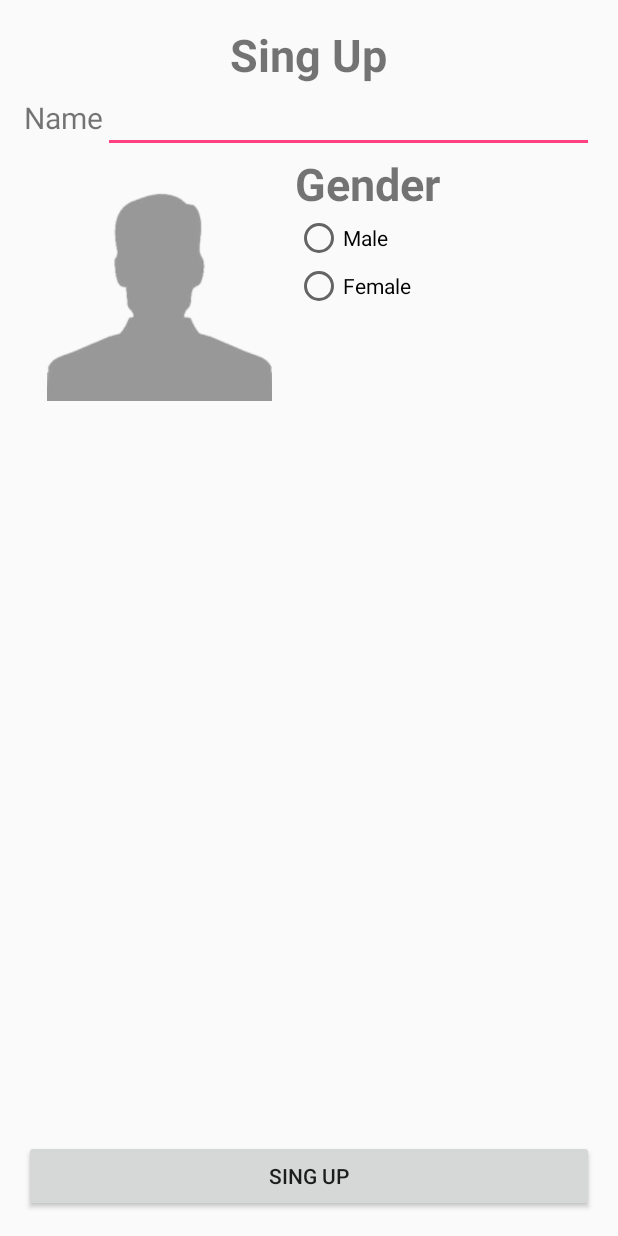
After one commit to sakchaihankuntod/SUT-Friend, an Android app: the SignUpActivity screen opened directly, with no data from a screen before it, on a phone screen of 412 x 824 dp. The commit adds this screen. Run offline under Robolectric (Android 15) with nearby library versions, the phone set to English and light mode, and no system bars.

Commit message:
Sing Up Form

```diff
--- a/app/src/main/AndroidManifest.xml
+++ b/app/src/main/AndroidManifest.xml
@@ -15,6 +15,7 @@
                 <category android:name="android.intent.category.LAUNCHER" />
             </intent-filter>
         </activity>
+        <activity android:name=".SignUpActivity"></activity>
     </application>
 
 </manifest>
--- a/app/src/main/java/sut/lemon/sakchai/sutfriend/MainActivity.java
+++ b/app/src/main/java/sut/lemon/sakchai/sutfriend/MainActivity.java
@@ -1,7 +1,9 @@
 package sut.lemon.sakchai.sutfriend;
 
+import android.content.Intent;
 import android.support.v7.app.AppCompatActivity;
 import android.os.Bundle;
+import android.view.View;
 
 public class MainActivity extends AppCompatActivity {
 
@@ -9,5 +11,11 @@ public class MainActivity extends AppCompatActivity {
     protected void onCreate(Bundle savedInstanceState) {
         super.onCreate(savedInstanceState);
         setContentView(R.layout.activity_main);
+    }//End Main Method
+
+    //GET Event From Clik Button
+    public void clickSignUpMain(View view) {
+        startActivity(new Intent(MainActivity.this,SignUpActivity.class));
     }
-}
+
+}   //End Main Class
--- /dev/null
+++ b/app/src/main/java/sut/lemon/sakchai/sutfriend/SignUpActivity.java
@@ -0,0 +1,15 @@
+package sut.lemon.sakchai.sutfriend;
+
+import android.support.v7.app.AppCompatActivity;
+import android.os.Bundle;
+
+public class SignUpActivity extends AppCompatActivity {
+
+    @Override
+    protected void onCreate(Bundle savedInstanceState) {
+        super.onCreate(savedInstanceState);
+        setContentView(R.layout.activity_sign_up);
+    }//Main Method
+
+
+}//Main Class
--- a/app/src/main/res/layout/activity_main.xml
+++ b/app/src/main/res/layout/activity_main.xml
@@ -12,7 +12,7 @@
     <TextView
         android:layout_width="wrap_content"
         android:layout_height="wrap_content"
-        android:text="Hello World!" />
+        android:text="@string/Welcom" />
 
     <LinearLayout
         android:orientation="horizontal"
@@ -21,15 +21,18 @@
         android:layout_alignParentBottom="true">
 
         <Button
-            android:layout_width="wrap_content"
+            android:layout_width="match_parent"
             android:layout_height="wrap_content"
             android:text="Sing In"
-            android:id="@+id/button" />
+            android:id="@+id/button"
+            android:layout_weight="1" />
 
         <Button
-            android:layout_width="wrap_content"
+            android:layout_width="match_parent"
             android:layout_height="wrap_content"
             android:text="@string/signup"
-            android:id="@+id/button2" />
+            android:id="@+id/button2"
+            android:layout_weight="1"
+            android:onClick="clickSignUpMain" />
     </LinearLayout>
 </RelativeLayout>
--- /dev/null
+++ b/app/src/main/res/layout/activity_sign_up.xml
@@ -0,0 +1,99 @@
+<?xml version="1.0" encoding="utf-8"?>
+<RelativeLayout xmlns:android="http://schemas.android.com/apk/res/android"
+    xmlns:tools="http://schemas.android.com/tools"
+    android:layout_width="match_parent"
+    android:layout_height="match_parent"
+    android:paddingBottom="@dimen/activity_vertical_margin"
+    android:paddingLeft="@dimen/activity_horizontal_margin"
+    android:paddingRight="@dimen/activity_horizontal_margin"
+    android:paddingTop="@dimen/activity_vertical_margin"
+    tools:context="sut.lemon.sakchai.sutfriend.SignUpActivity">
+
+    <Button
+        android:layout_width="match_parent"
+        android:layout_height="wrap_content"
+        android:text="@string/signup"
+        android:id="@+id/button3"
+        android:layout_alignParentBottom="true" />
+
+    <LinearLayout
+        android:orientation="vertical"
+        android:layout_width="match_parent"
+        android:layout_height="wrap_content"
+        android:layout_above="@+id/button3"
+        android:layout_alignParentTop="true">
+
+        <TextView
+            android:layout_width="wrap_content"
+            android:layout_height="wrap_content"
+            android:text="@string/signup"
+            android:id="@+id/textView"
+            android:textSize="@dimen/h1"
+            android:textStyle="bold"
+            android:layout_gravity="center_horizontal" />
+
+        <LinearLayout
+            android:orientation="horizontal"
+            android:layout_width="match_parent"
+            android:layout_height="wrap_content">
+
+            <TextView
+                android:layout_width="wrap_content"
+                android:layout_height="wrap_content"
+                android:text="@string/name"
+                android:id="@+id/textView2"
+                android:textSize="@dimen/h2" />
+
+            <EditText
+                android:layout_width="match_parent"
+                android:layout_height="wrap_content"
+                android:id="@+id/editText" />
+
+        </LinearLayout>
+
+        <LinearLayout
+            android:orientation="horizontal"
+            android:layout_width="match_parent"
+            android:layout_height="wrap_content">
+
+            <ImageView
+                android:layout_width="@dimen/icon"
+                android:layout_height="@dimen/icon"
+                android:id="@+id/imageView"
+                android:src="@drawable/no_image"
+                android:layout_margin="15dp" />
+
+            <LinearLayout
+                android:orientation="vertical"
+                android:layout_width="match_parent"
+                android:layout_height="match_parent">
+
+                <TextView
+                    android:layout_width="wrap_content"
+                    android:layout_height="wrap_content"
+                    android:text="Gender"
+                    android:id="@+id/textView3"
+                    android:textSize="@dimen/h1"
+                    android:textStyle="bold" />
+
+                <RadioGroup
+                    android:layout_width="wrap_content"
+                    android:layout_height="wrap_content"
+                    android:id="@+id/regGender">
+
+                    <RadioButton
+                        android:layout_width="wrap_content"
+                        android:layout_height="wrap_content"
+                        android:text="Male"
+                        android:id="@+id/radioButton" />
+
+                    <RadioButton
+                        android:layout_width="wrap_content"
+                        android:layout_height="wrap_content"
+                        android:text="Female"
+                        android:id="@+id/radioButton2" />
+                </RadioGroup>
+            </LinearLayout>
+        </LinearLayout>
+    </LinearLayout>
+</RelativeLayout>
--- a/app/src/main/res/values/dimens.xml
+++ b/app/src/main/res/values/dimens.xml
@@ -2,4 +2,9 @@
     <!-- Default screen margins, per the Android Design guidelines. -->
     <dimen name="activity_horizontal_margin">16dp</dimen>
     <dimen name="activity_vertical_margin">16dp</dimen>
+
+    <dimen name="h1">30sp</dimen>
+    <dimen name="h2">20sp</dimen>
+    <dimen name="icon">150dp</dimen>
+
 </resources>
--- a/app/src/main/res/values/strings.xml
+++ b/app/src/main/res/values/strings.xml
@@ -1,6 +1,10 @@
 <resources>
     <string name="app_name">SUT Friend</string>
 
-    <string name="signup">Sign Up</string>
+    <string name="signup">Sing Up</string>
+    <string name="Welcom">Family Lemon</string>
+    <string name="update">Update</string>
+    <string name="name">Name</string>
+    <string name="surname">Surname</string>
 
 </resources>
```
Also changed, not shown: app/src/main/res/drawable/no_image.png (added).
